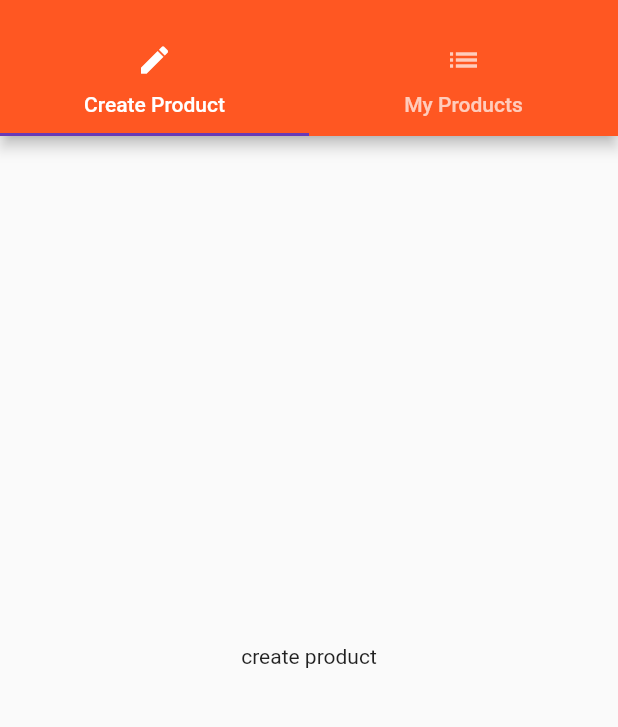
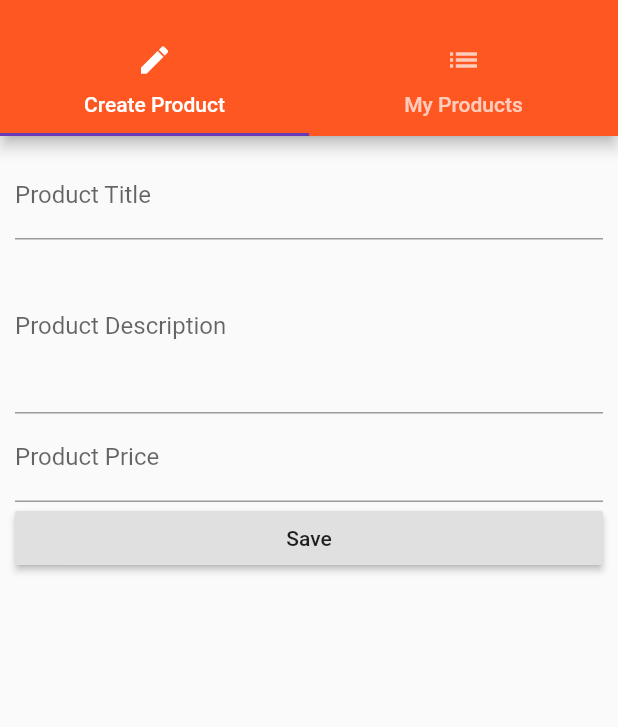
Before and after one commit to verecahill/flutterApp, a Flutter app: the ProductsAdmin screen opened by its route, on a phone screen of 412 x 824 dp, the part 59-786 px from its top. Run offline on Flutter 3.47's test engine with Material 2 defaults, Android fonts, the phone set to English and light mode, and no system bars.

Commit message:
second commit

```diff
--- a/lib/pages/auth.dart
+++ b/lib/pages/auth.dart
@@ -12,7 +12,7 @@ class AuthPage extends StatelessWidget {
             child: RaisedButton(
           child: Text('LOGIN'),
           onPressed: () {
-            Navigator.pushReplacement(context, MaterialPageRoute(builder: (BuildContext context) => ProductsPage()));
+            Navigator.pushReplacementNamed(context, '/');
           },
         )));
   }
--- a/lib/pages/product_create.dart
+++ b/lib/pages/product_create.dart
@@ -1,8 +1,73 @@
 import 'package:flutter/material.dart';
 
-class ProductCreatePage extends StatelessWidget{
+class ProductCreatePage extends StatefulWidget {
+  final Function addProduct;
+
+  ProductCreatePage(this.addProduct);
+
+
   @override
-    Widget build(BuildContext context) {
-      return Center(child: Text('create product'));
-    }
+  State<StatefulWidget> createState() {
+    return _ProductCreatePageState();
+  }
 }
+
+class _ProductCreatePageState extends State<ProductCreatePage> {
+  String titleValue;
+  String descriptionValue;
+  double priceValue;
+
+  @override
+  Widget build(BuildContext context) {
+    return Container(
+        margin: EdgeInsets.all(10.0),
+        child: ListView(
+          children: <Widget>[
+            TextField(
+              decoration: InputDecoration(
+                labelText: 'Product Title',
+              ),
+              onChanged: (String value) {
+                setState(() {
+                  titleValue = value;
+                });
+              },
+            ),
+            TextField(
+              maxLines: 4,
+              decoration: InputDecoration(
+                labelText: 'Product Description',
+              ),
+              onChanged: (String value) {
+                setState(() {
+                  descriptionValue = value;
+                });
+              },
+            ),
+            TextField(
+              decoration: InputDecoration(
+                labelText: 'Product Price',
+              ),
+              keyboardType: TextInputType.number,
+              onChanged: (String value) {
+                setState(() {
+                  priceValue = double.parse(value);
+                });
+              },
+            ),
+            RaisedButton(
+              child: Text('Save'),
+              onPressed: () {
+                final Map<String, dynamic> product = {
+                  'title': titleValue,
+                  'description': descriptionValue,
+                  'price': priceValue,
+                  'image': 'assets/food01.jpg'
+                  };
+                widget.addProduct(product);
+              },
+            )
+          ],
+        ));
+  }
+}
--- a/lib/pages/products_admin.dart
+++ b/lib/pages/products_admin.dart
@@ -1,9 +1,13 @@
 import 'package:flutter/material.dart';
-import 'products.dart';
 import 'product_create.dart';
 import 'product_list.dart';
 
 class ProductsAdmin extends StatelessWidget {
+  final Function addProduct;
+  final Function deleteProduct;
+
+  ProductsAdmin(this.addProduct, this.deleteProduct);
+
   @override
   Widget build(BuildContext context) {
     return DefaultTabController(
@@ -31,7 +35,7 @@ class ProductsAdmin extends StatelessWidget {
                   Tab(icon: Icon(Icons.list), text: 'My Products'),
                 ])),
             body: TabBarView(
-              children: <Widget>[ProductCreatePage(), ProductListPage()],
+              children: <Widget>[ProductCreatePage(addProduct, ), ProductListPage()],
             )));
   }
 }
```
Also changed, not shown: lib/main.dart (+17 -14 lines), lib/pages/product.dart (+34 -6 lines), lib/pages/products.dart (+4 -5 lines), lib/product_control.dart (deleted, +0 -19 lines), lib/product_manager.dart (+3 -12 lines), lib/products.dart (+6 -14 lines).
